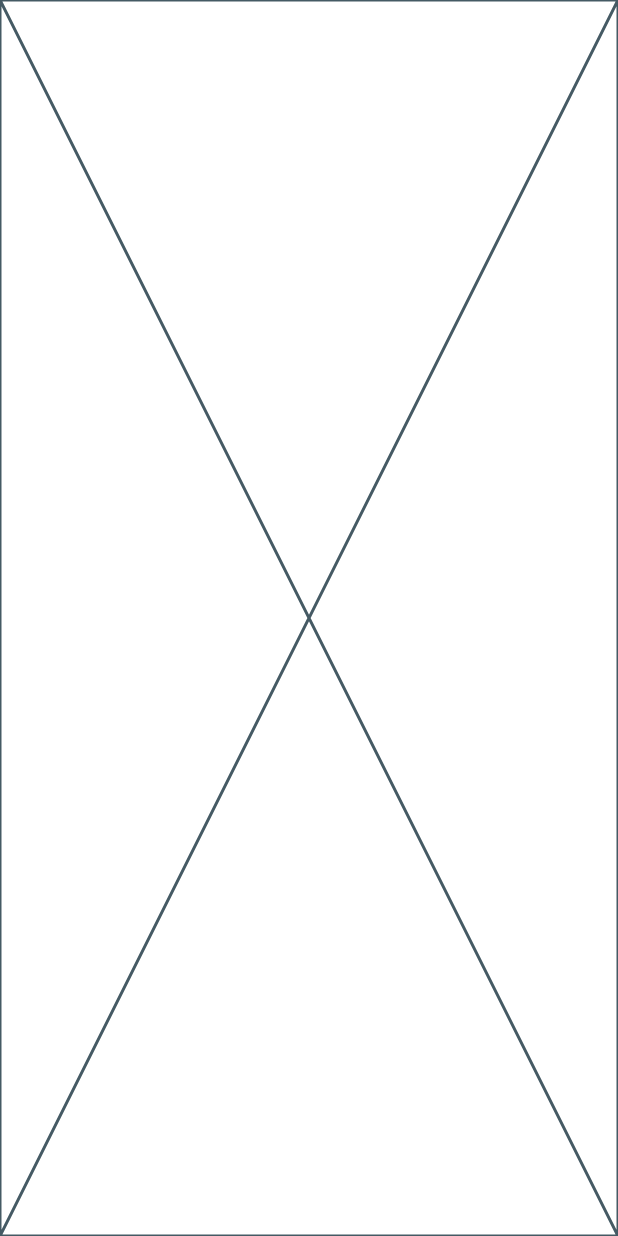
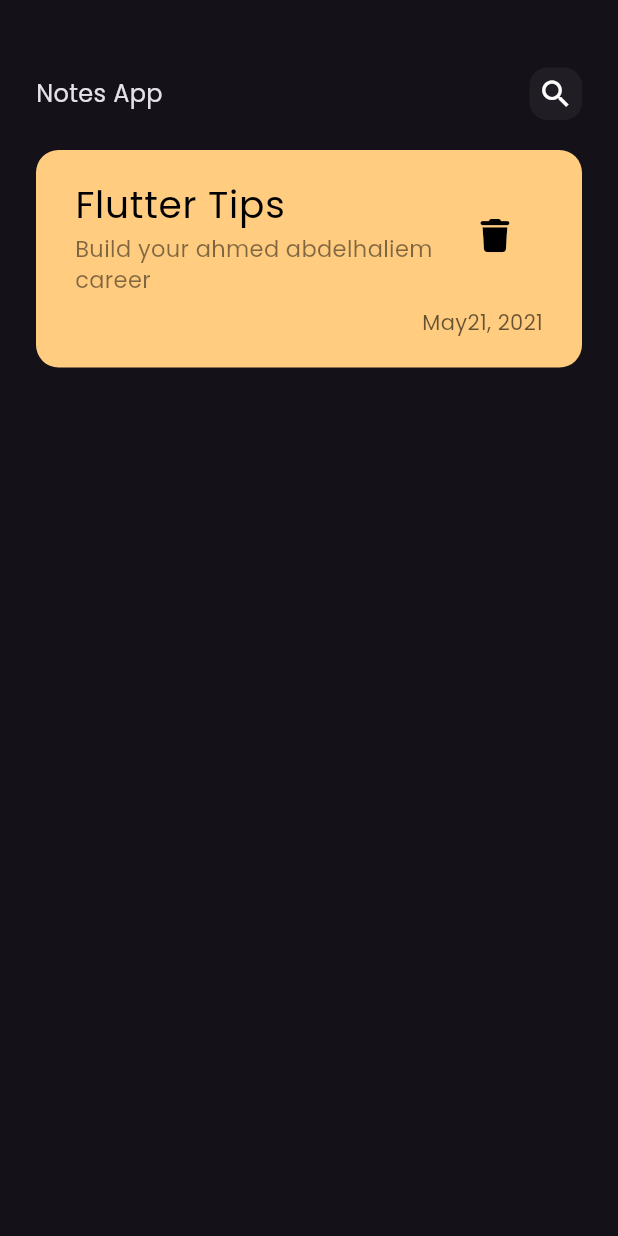
Before and after one commit to ahmedabdelhaliem/notes-app, a Flutter app: the screen it shows after launch, on a phone screen of 412 x 824 dp. Run offline on Flutter 3.47's test engine with Material 3 defaults, Android fonts, the phone set to English and light mode, and no system bars; our stand-ins replace font_awesome_flutter.

Commit message:
create custom note item

```diff
--- a/lib/main.dart
+++ b/lib/main.dart
@@ -11,8 +11,8 @@ class NotesAPP extends StatelessWidget {
   @override
   Widget build(BuildContext context) {
     return MaterialApp(
-      theme: ThemeData.dark(),
-      home: NotesView(),
+      theme: ThemeData(brightness: Brightness.dark, fontFamily: 'Poppins'),
+      home: const NotesView(),
     );
   }
 }
--- a/lib/views/note_view.dart
+++ b/lib/views/note_view.dart
@@ -1,10 +1,14 @@
 import 'package:flutter/material.dart';
+
+import '../widget/NotesViewBody.dart';
 
 class NotesView extends StatelessWidget {
   const NotesView({super.key});
 
   @override
   Widget build(BuildContext context) {
-    return const Placeholder();
+    return const Scaffold(
+      body: NotesViewBody(),
+    );
   }
 }
--- a/lib/widget/CustomAppBar.dart
+++ b/lib/widget/CustomAppBar.dart
@@ -0,0 +1,21 @@
+import 'package:flutter/material.dart';
+
+import 'CustomSearchIcon.dart';
+
+class CustomAppBar extends StatelessWidget {
+  const CustomAppBar({super.key});
+
+  @override
+  Widget build(BuildContext context) {
+    return const Row(
+      children: [
+        Text(
+          'Notes App',
+          style: TextStyle(fontSize: 16, fontWeight: FontWeight.w500),
+        ),
+        Spacer(),
+        CustomSearchIcon(),
+      ],
+    );
+  }
+}
--- a/lib/widget/CustomSearchIcon.dart
+++ b/lib/widget/CustomSearchIcon.dart
@@ -0,0 +1,18 @@
+import 'package:flutter/material.dart';
+
+class CustomSearchIcon extends StatelessWidget {
+  const CustomSearchIcon({super.key});
+
+  @override
+  Widget build(BuildContext context) {
+    return Container(
+      height: 35,
+      width: 35,
+      decoration: BoxDecoration(
+        borderRadius: BorderRadius.circular(12),
+        color: Colors.white.withOpacity(.05),
+      ),
+      child: const Icon(Icons.search),
+    );
+  }
+}
--- a/lib/widget/NotesViewBody.dart
+++ b/lib/widget/NotesViewBody.dart
@@ -0,0 +1,27 @@
+import 'package:flutter/material.dart';
+import 'package:untitled8/widget/custom_note_item.dart';
+
+import 'CustomAppBar.dart';
+
+class NotesViewBody extends StatelessWidget {
+  const NotesViewBody({super.key});
+
+  @override
+  Widget build(BuildContext context) {
+    return const Padding(
+      padding: EdgeInsets.symmetric(horizontal: 24, vertical: 15),
+      child: Column(
+        children: [
+          SizedBox(
+            height: 30,
+          ),
+          CustomAppBar(),
+          SizedBox(
+            height: 20,
+          ),
+          NoteItem(),
+        ],
+      ),
+    );
+  }
+}
--- /dev/null
+++ b/lib/widget/custom_note_item.dart
@@ -0,0 +1,50 @@
+import 'package:flutter/material.dart';
+import 'package:font_awesome_flutter/font_awesome_flutter.dart';
+
+class NoteItem extends StatelessWidget {
+  const NoteItem({super.key});
+
+  @override
+  Widget build(BuildContext context) {
+    return Container(
+      padding: const EdgeInsets.only(top: 10, bottom: 20, left: 10, right: 10),
+      decoration: BoxDecoration(
+          color: const Color(0xffFFCC80),
+          borderRadius: BorderRadius.circular(15)),
+      child: Column(
+        children: [
+          ListTile(
+            title: const Text(
+              'Flutter Tips',
+              style: TextStyle(color: Colors.black, fontSize: 25),
+            ),
+            subtitle: Text(
+              'Build your ahmed abdelhaliem career',
+              style:
+                  TextStyle(color: Colors.black.withOpacity(.5), fontSize: 15),
+            ),
+            trailing: IconButton(
+              onPressed: () {},
+              icon: const Icon(
+                FontAwesomeIcons.trash,
+                color: Colors.black,
+                size: 22,
+              ),
+            ),
+          ),
+          Align(
+            alignment: Alignment.bottomRight,
+            child: Padding(
+              padding: const EdgeInsets.only(right: 16),
+              child: Text(
+                ' May21, 2021',
+                style: TextStyle(
+                    color: Colors.black.withOpacity(.6), fontSize: 14),
+              ),
+            ),
+          )
+        ],
+      ),
+    );
+  }
+}
```
Also changed, not shown: pubspec.yaml (+9 -31 lines), assets/fonts/Poppins-Regular.ttf (added), pubspec.lock.
